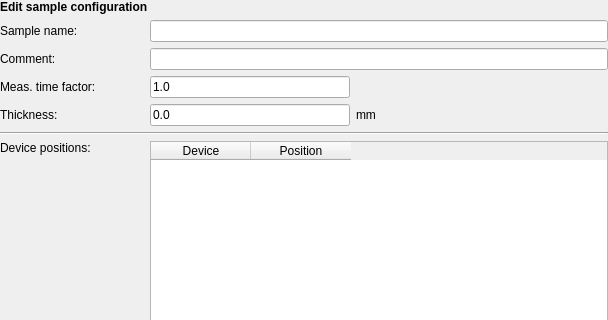
Old version of the form nicos_ess/loki/gui/ui_files/sampleconf_summary.ui in the repository mlz-ictrl/nicos; both pictures show x 0 to 608 and y 0 to 320 of the 608 by 531 pixel window.
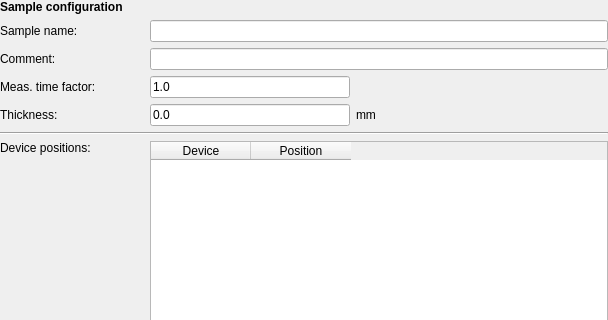
New version of the form.

Commit message: Set the new/edit label in the dialog not in the calling code.

```diff
--- a/nicos_ess/loki/gui/ui_files/sampleconf_summary.ui
+++ b/nicos_ess/loki/gui/ui_files/sampleconf_summary.ui
@@ -301,7 +301,7 @@
         </font>
        </property>
        <property name="text">
-        <string>Edit sample configuration</string>
+        <string>Sample configuration</string>
        </property>
       </widget>
      </item>
```
The commit also changes 1 other file.
